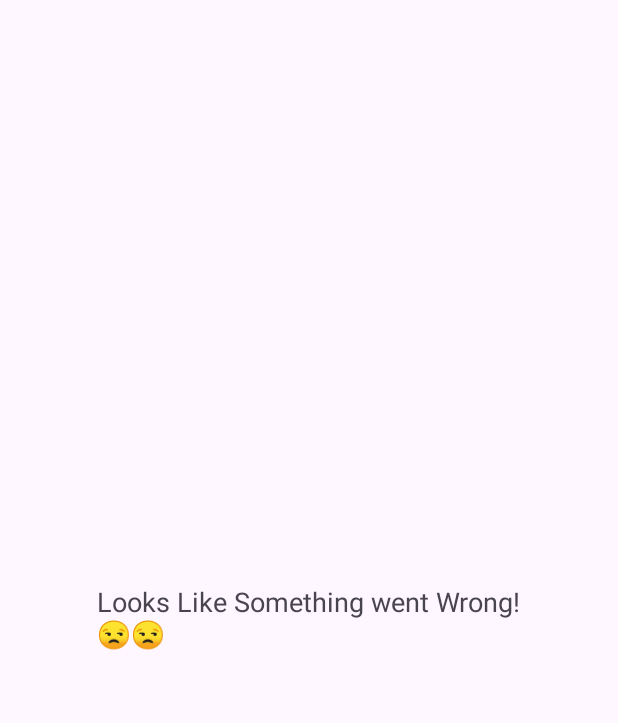
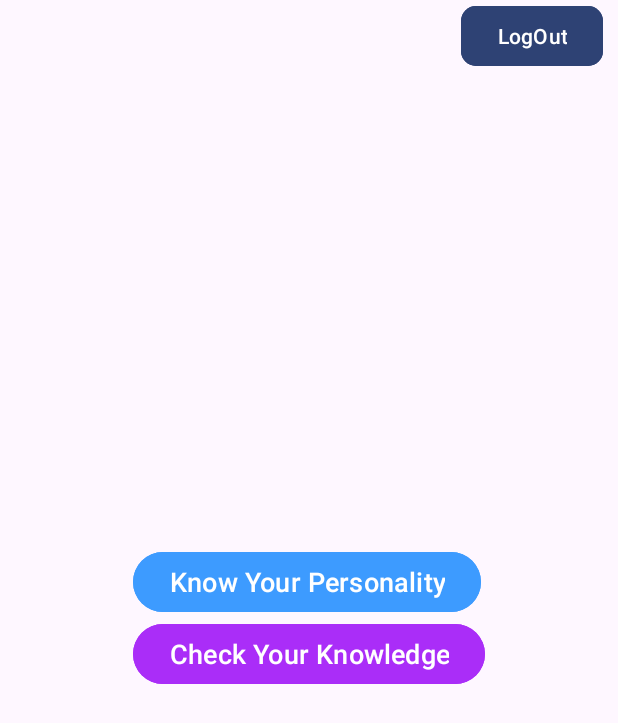
Before and after one commit to YaredAlex/LitendAPP, an Android app: the layout activity_main.xml on its own in the app's theme, with its tools: preview values and no code run, on a phone screen of 412 x 824 dp. Shown: the top 723 px of the screen. Run offline under Robolectric (Android 15) with nearby library versions, the phone set to English and light mode, and no system bars.

Commit message:
minor changes

```diff
--- a/app/src/main/res/layout/activity_main.xml
+++ b/app/src/main/res/layout/activity_main.xml
@@ -6,13 +6,41 @@
     android:layout_height="match_parent"
     tools:context=".MainActivity">
 
-    <TextView
+    <Button
         android:layout_width="wrap_content"
         android:layout_height="wrap_content"
-        android:text="Looks Like Something went Wrong!\n😒😒"
-        android:layout_centerInParent="true"
-        android:textSize="18dp"
+        android:text="LogOut"
+        android:backgroundTint="@color/secondary_blue"
+        app:cornerRadius="10dp"
+        android:layout_alignParentEnd="true"
+        android:layout_marginEnd="10dp"
+        android:id="@+id/btn_logout"
         />
+    <RelativeLayout
+        android:layout_width="wrap_content"
+        android:layout_height="wrap_content"
+        android:layout_centerInParent="true">
+        <Button
+            android:layout_width="wrap_content"
+            android:layout_height="wrap_content"
+            android:backgroundTint="@color/lightBlue"
+            android:textSize="18dp"
+            android:text="Know Your Personality"
+            android:id="@+id/btn_1"
+            />
+        <Button
+            android:layout_width="wrap_content"
+            android:layout_height="wrap_content"
+            android:backgroundTint="@color/purple"
+            android:layout_centerInParent="true"
+            android:textSize="18dp"
+            android:text="Check Your Knowledge"
+            android:id="@+id/btn_2"
+            android:layout_below="@+id/btn_1"
+
+            />
+    </RelativeLayout>
+
 
 
 </RelativeLayout>
--- a/app/src/main/res/values/colors.xml
+++ b/app/src/main/res/values/colors.xml
@@ -7,4 +7,5 @@
     <color name="secondary_blue">#2E4274</color>
     <color name="button_blue">#0667B4</color>
     <color name="gray_secondary">#CDCDCD</color>
+    <color name="purple">#AA2DF8</color>
 </resources>
```
Also changed, not shown: app/src/main/res/values-night/themes.xml (line endings or trailing spaces).
